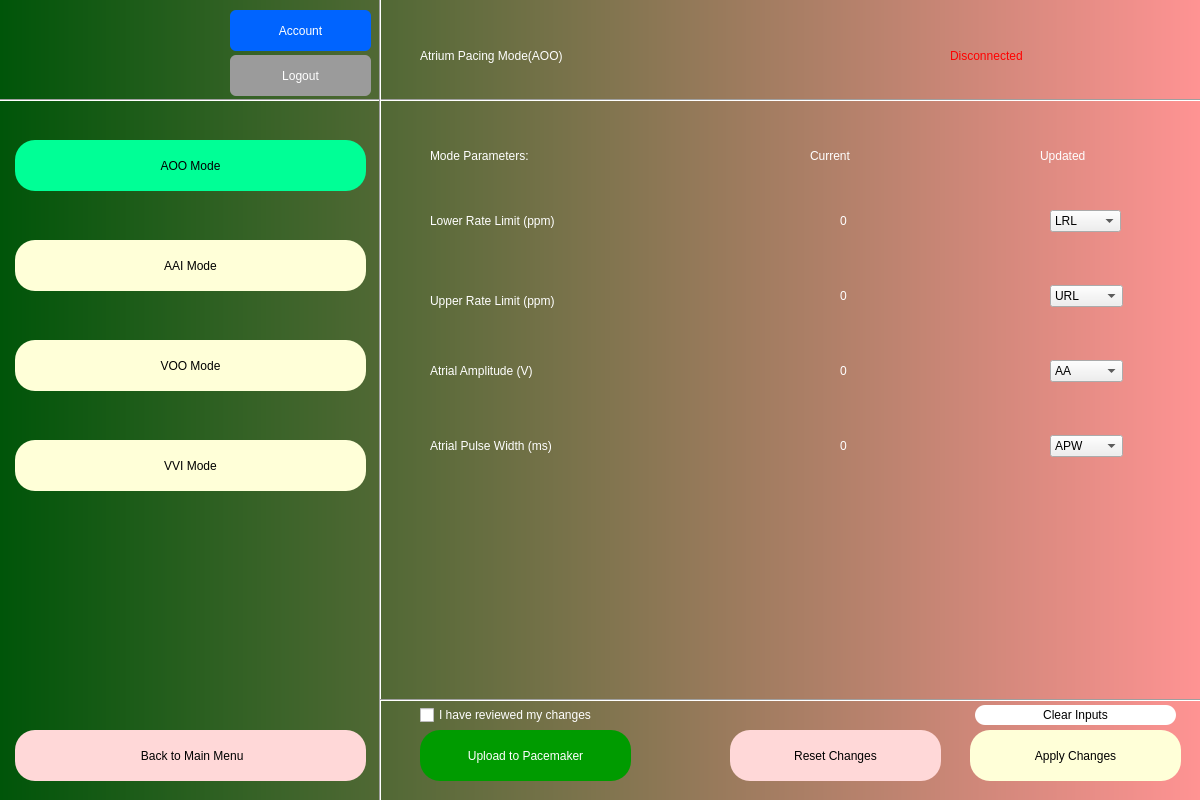
This is DCM/interface/aoo_mode.ui in patrickkosierb/3K04_DCM as Qt 5 draws it before an edit. The edited form follows.
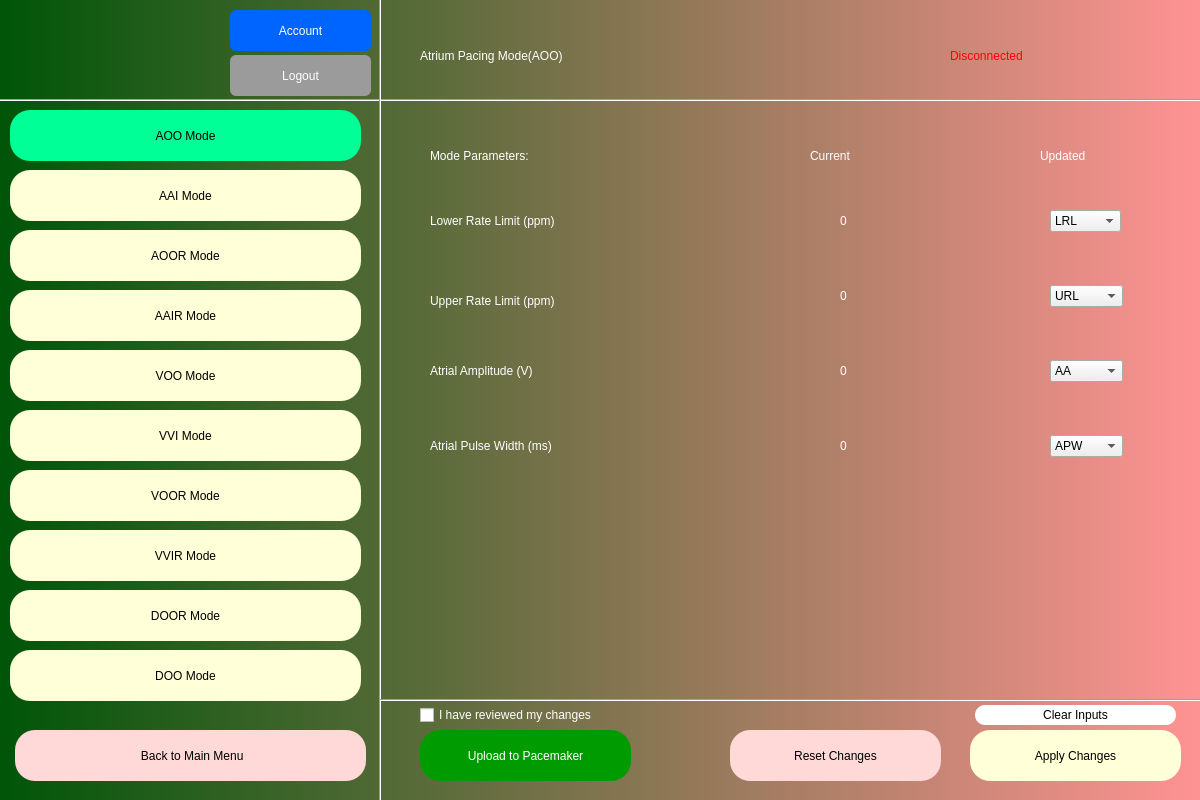
This is the edited form.

Commit message: debugged old modes

What changed in the file:
```diff
--- a/DCM/interface/aoo_mode.ui
+++ b/DCM/interface/aoo_mode.ui
@@ -296,8 +296,8 @@
    <widget class="QPushButton" name="aai">
     <property name="geometry">
      <rect>
-      <x>15</x>
-      <y>240</y>
+      <x>10</x>
+      <y>170</y>
       <width>351</width>
       <height>51</height>
      </rect>
@@ -383,8 +383,8 @@
    <widget class="QPushButton" name="aoo">
     <property name="geometry">
      <rect>
-      <x>15</x>
-      <y>140</y>
+      <x>10</x>
+      <y>110</y>
       <width>351</width>
       <height>51</height>
      </rect>
@@ -459,8 +459,8 @@
    <widget class="QPushButton" name="voo">
     <property name="geometry">
      <rect>
-      <x>15</x>
-      <y>340</y>
+      <x>10</x>
+      <y>350</y>
       <width>351</width>
       <height>51</height>
      </rect>
@@ -478,8 +478,8 @@
    <widget class="QPushButton" name="vvi">
     <property name="geometry">
      <rect>
-      <x>15</x>
-      <y>440</y>
+      <x>10</x>
+      <y>410</y>
       <width>351</width>
       <height>51</height>
      </rect>
@@ -1330,6 +1330,120 @@
      <string>Clear Inputs</string>
     </property>
    </widget>
+   <widget class="QPushButton" name="aoor">
+    <property name="geometry">
+     <rect>
+      <x>10</x>
+      <y>230</y>
+      <width>351</width>
+      <height>51</height>
+     </rect>
+    </property>
+    <property name="styleSheet">
+     <string notr="true">border-radius: 20px;
+color: rgb(0,0,0);
+background-color: rgb(255, 255, 216);
+font: 12pt &quot;Arial&quot;;</string>
+    </property>
+    <property name="text">
+     <string>AOOR Mode</string>
+    </property>
+   </widget>
+   <widget class="QPushButton" name="voor">
+    <property name="geometry">
+     <rect>
+      <x>10</x>
+      <y>470</y>
+      <width>351</width>
+      <height>51</height>
+     </rect>
+    </property>
+    <property name="styleSheet">
+     <string notr="true">border-radius: 20px;
+color: rgb(0,0,0);
+background-color: rgb(255, 255, 216);
+font: 12pt &quot;Arial&quot;;</string>
+    </property>
+    <property name="text">
+     <string>VOOR Mode</string>
+    </property>
+   </widget>
+   <widget class="QPushButton" name="aair">
+    <property name="geometry">
+     <rect>
+      <x>10</x>
+      <y>290</y>
+      <width>351</width>
+      <height>51</height>
+     </rect>
+    </property>
+    <property name="styleSheet">
+     <string notr="true">border-radius: 20px;
+color: rgb(0,0,0);
+background-color: rgb(255, 255, 216);
+font: 12pt &quot;Arial&quot;;</string>
+    </property>
+    <property name="text">
+     <string>AAIR Mode</string>
+    </property>
+   </widget>
+   <widget class="QPushButton" name="vvir">
+    <property name="geometry">
+     <rect>
+      <x>10</x>
+      <y>530</y>
+      <width>351</width>
+      <height>51</height>
+     </rect>
+    </property>
+    <property name="styleSheet">
+     <string notr="true">border-radius: 20px;
+color: rgb(0,0,0);
+background-color: rgb(255, 255, 216);
+font: 12pt &quot;Arial&quot;;</string>
+    </property>
+    <property name="text">
+     <string>VVIR Mode</string>
+    </property>
+   </widget>
+   <widget class="QPushButton" name="door">
+    <property name="geometry">
+     <rect>
+      <x>10</x>
+      <y>590</y>
+      <width>351</width>
+      <height>51</height>
+     </rect>
+    </property>
+    <property name="styleSheet">
+     <string notr="true">border-radius: 20px;
+color: rgb(0,0,0);
+background-color: rgb(255, 255, 216);
+font: 12pt &quot;Arial&quot;;</string>
+    </property>
+    <property name="text">
+     <string>DOOR Mode</string>
+    </property>
+   </widget>
+   <widget class="QPushButton" name="doo">
+    <property name="geometry">
+     <rect>
+      <x>10</x>
+      <y>650</y>
+      <width>351</width>
+      <height>51</height>
+     </rect>
+    </property>
+    <property name="styleSheet">
+     <string notr="true">border-radius: 20px;
+color: rgb(0,0,0);
+background-color: rgb(255, 255, 216);
+font: 12pt &quot;Arial&quot;;</string>
+    </property>
+    <property name="text">
+     <string>DOO Mode</string>
+    </property>
+   </widget>
   </widget>
  </widget>
  <resources/>
```
The commit also changes 3 other files.
